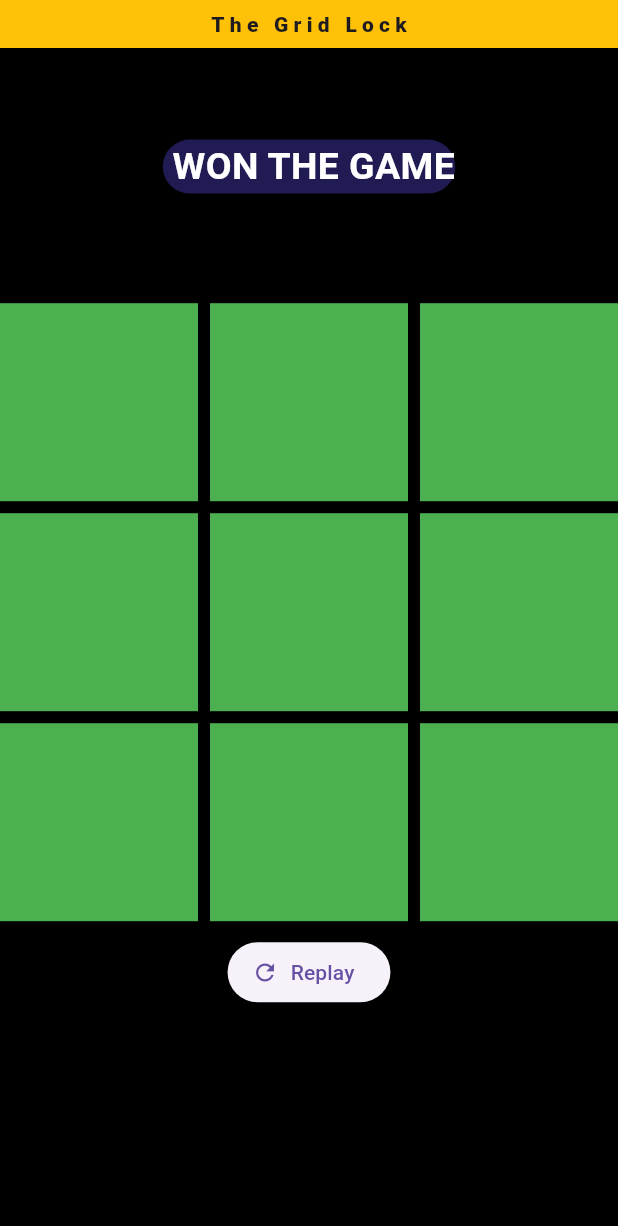
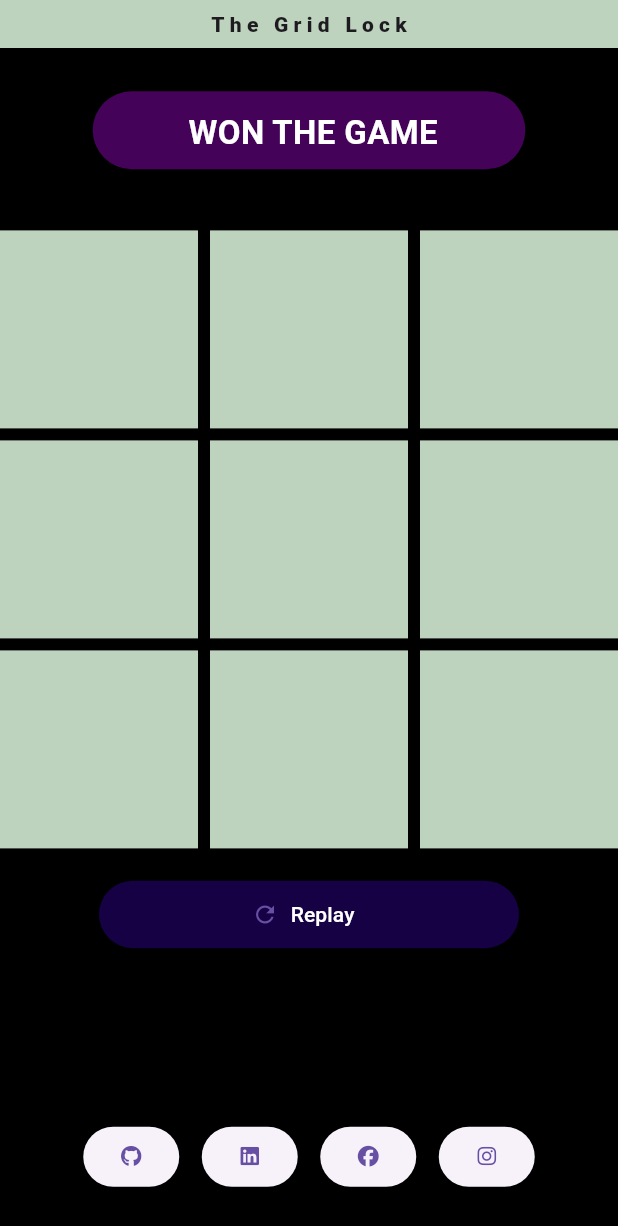
Before and after one commit to MdSohidUllahChowdhury/The-Gridlock, a Flutter app: the screen it shows after launch, on a phone screen of 412 x 824 dp. Shown: the top 1226 px of the screen. Run offline on Flutter 3.47's test engine with Material 3 defaults, Android fonts, the light colour scheme and no system bars; our stand-ins replace font_awesome_flutter.

Commit message:
New Update

```diff
--- /dev/null
+++ b/lib/grid_lock.dart
@@ -0,0 +1,170 @@
+import 'package:flutter/material.dart';
+import 'package:tictactoe/links.dart';
+
+class GridLock extends StatefulWidget {
+  const GridLock({super.key});
+
+  @override
+  State<GridLock> createState() => _GridLockState();
+}
+
+class _GridLockState extends State<GridLock> {
+
+  var grid = [
+    " ",
+    " ",
+    " ",
+    " ",
+    " ",
+    " ",
+    " ",
+    " ",
+    " ",
+  ];
+
+  var currentplayer = 'X';
+
+  void pxo(i) {
+    setState(() {
+      if (grid[i] == " ") {
+        grid[i] = currentplayer;
+
+        currentplayer = currentplayer == 'X' ? 'O' : 'X';
+      }
+      //!NOTE
+      //? if currentplayer is "X" ? then turn to "O"
+      //?  if currentplayer is "O" : "X"
+    });
+    findWinner(grid[i]);
+  }
+
+  void reset() {
+    setState(() {
+      winner = " ";
+      grid = [
+        " ",
+        " ",
+        " ",
+        " ",
+        " ",
+        " ",
+        " ",
+        " ",
+        " ",
+      ];
+    });
+  }
+
+  var winner = '';
+
+  bool checkMove(i1, i2, i3, sing) {
+    if (grid[i1] == sing && grid[i2] == sing && grid[i3] == sing) {
+      return true;
+    }
+    return false;
+  }
+
+  void findWinner(currentSing) {
+    if (checkMove(0, 1, 2, currentSing) ||
+            checkMove(3, 4, 5, currentSing) ||
+            checkMove(6, 7, 8, currentSing) || //ROW
+            checkMove(0, 3, 6, currentSing) ||
+            checkMove(1, 4, 7, currentSing) ||
+            checkMove(2, 5, 8, currentSing) || //Colomn
+            checkMove(0, 4, 8, currentSing) ||
+            checkMove(2, 4, 6, currentSing) //Digonal
+        ) {
+      setState(() {
+        winner = currentSing;
+      });
+    }
+  }
+
+  @override
+  Widget build(BuildContext context) {
+
+    final size = MediaQuery.sizeOf(context);
+    return Scaffold(
+      backgroundColor: Colors.black,
+      appBar: AppBar(
+        backgroundColor:const Color.fromARGB(255, 189, 211, 190),
+        toolbarHeight: 32,
+        title: const Text('The Grid Lock',
+          style: TextStyle(
+              fontSize: 14,
+              fontWeight: FontWeight.w900,
+              letterSpacing: 3.5
+              ),
+        ),
+        centerTitle: true,
+      ),
+
+      body: Column(
+        mainAxisAlignment: MainAxisAlignment.spaceEvenly,
+        children: [
+          if (winner != " ")
+            Container(
+              padding:const EdgeInsets.all(12),
+              height: 52,
+              width: size.width * .7,
+              decoration:const BoxDecoration(
+                color:  Color.fromARGB(255, 68, 2, 88),
+                borderRadius: BorderRadius.all(Radius.circular(26))
+              ),
+              child: Text('$winner WON THE GAME',
+                    style: const TextStyle(
+                      fontWeight: FontWeight.bold,
+                      fontSize: 22,
+                      color: Colors.white,
+                    ),
+                    textAlign: TextAlign.center)
+            ),
+          // ignore: sized_box_for_whitespace
+          Container(
+            height: size.height * .7,
+            child: Column(
+              children: [
+                GridView.builder(
+
+                    padding: const EdgeInsets.only(top: 12),
+                    shrinkWrap: true,
+                    gridDelegate:
+                        const SliverGridDelegateWithFixedCrossAxisCount(
+                      crossAxisCount: 3,
+                      crossAxisSpacing: 8,
+                      mainAxisSpacing: 8,
+                    ),
+                    itemCount: grid.length,
+                    itemBuilder: (context, index) => Material(
+                          color: const Color.fromARGB(255, 189, 211, 190),
+                          child: InkWell(
+                              splashColor: Colors.red,
+                              onTap: () => pxo(index),
+                              child: Center(
+                                child: Text(grid[index],
+                                style:const TextStyle(
+                                  fontSize: 30,
+                                  fontWeight: FontWeight.bold
+                                ),)
+                                )
+                                ),
+                        )),
+                const SizedBox(height: 20),
+
+                ElevatedButton.icon(
+
+                    onPressed: reset,
+                    style: ButtonStyle(
+                    minimumSize: MaterialStateProperty.all<Size>(const Size(280, 45)),
+                    backgroundColor: MaterialStateProperty.all<Color>(const Color.fromARGB(255, 21, 1, 68)),),
+                    icon: const Icon(Icons.refresh),
+                    label: const Text("Replay",style: TextStyle(color: Colors.white,)))
+              ],
+            ),
+          ),
+          const Mylinks(),
+        ],
+      ),
+    );
+  }
+}
--- /dev/null
+++ b/lib/links.dart
@@ -0,0 +1,53 @@
+import 'package:flutter/material.dart';
+import 'package:font_awesome_flutter/font_awesome_flutter.dart';
+import 'package:url_launcher/link.dart';
+
+class Mylinks extends StatelessWidget {
+  const Mylinks({super.key});
+
+  @override
+  Widget build(BuildContext context) {
+    return  Row(
+            mainAxisAlignment: MainAxisAlignment.center,
+            children: [
+              Link(
+                  uri: Uri.parse('https://github.com/MdSohidUllahChowdhury'),
+                  builder: (context, followLink) => ElevatedButton(
+                        onPressed: followLink,
+                        child: const Icon(
+                          FontAwesomeIcons.github,
+                          size: 14,
+                        ),
+                      )),const SizedBox(width: 15,),
+              Link(
+                  uri: Uri.parse(
+                      'https://www.linkedin.com/in/sohid-chowdhury/'),
+                  builder: (context, followLink) => ElevatedButton(
+                        onPressed: followLink,
+                        child: const Icon(
+                          FontAwesomeIcons.linkedin,
+                          size: 14,
+                        ),
+                      )),const SizedBox(width: 15,),
+              Link(
+                  uri: Uri.parse('https://www.facebook.com/shakilchowdhury19'),
+                  builder: (context, followLink) => ElevatedButton(
+                        onPressed: followLink,
+                        child: const Icon(
+                          FontAwesomeIcons.facebook,
+                          size: 14,
+                        ),
+                      )),const SizedBox(width: 15,),
+              Link(
+                  uri: Uri.parse('https://www.instagram.com/shakil_chowdhury19'),
+                  builder: (context, followLink) => ElevatedButton(
+                        onPressed: followLink,
+                        child: const Icon(
+                          FontAwesomeIcons.instagram,
+                          size: 14,
+                        ),
+                      )),
+            ],
+          );
+  }
+}
--- a/lib/loka.dart
+++ /dev/null
@@ -1,136 +0,0 @@
-import 'package:flutter/material.dart';
-
-class Loka extends StatefulWidget {
-  const Loka({super.key});
-
-  @override
-  State<Loka> createState() => _LokaState();
-}
-
-class _LokaState extends State<Loka> {
-
-var grid = [
-  " ", " ", " ",
-  " ", " ", " ",
-  " ", " ", " ",
-];
-
-var currentplayer = 'X';
-
-void pxo(i){
-  setState(() {
-
-    if(grid[i] == " "){
-      grid[i] = currentplayer;
-
-    currentplayer = currentplayer == 'X' ? 'O' : 'X';
-    }
-    //!NOTE
-     //? if currentplayer is "X" ? then turn to "O"
-    //?  if currentplayer is "O" : "X"
-  });
-  findWinner(grid[i]);
-}
-
-void reset (){
-  setState(() {
-    winner = " ";
-    grid = [
-  " ", " ", " ",
-  " ", " ", " ",
-  " ", " ", " ",
-];
-  });
-}
-var winner = '';
-
-bool checkMove(i1,i2,i3,sing){
-if(grid[i1]==sing && grid[i2]== sing && grid[i3]== sing){
-  return true;
-}
-return false;
-}
-
-void findWinner(currentSing){
-
-if(
-  checkMove(0, 1, 2, currentSing) || checkMove(3, 4, 5, currentSing) || checkMove(6, 7, 8, currentSing)|| //ROW
-  checkMove(0, 3, 6, currentSing) || checkMove(1, 4, 7, currentSing) || checkMove(2, 5, 8, currentSing) || //Colomn
-  checkMove(0, 4, 8, currentSing) || checkMove(2, 4, 6, currentSing) //Digonal
-) {
-setState(() {
-  winner = currentSing;
-});
-}
-
-}
-
-  @override
-  Widget build(BuildContext context) {
-    final size = MediaQuery.sizeOf(context);
-    return Scaffold(
-      backgroundColor: Colors.black,
-      appBar: AppBar(
-        backgroundColor: Colors.amber,
-        toolbarHeight: 32,
-        title: const Text(
-          'The Grid Lock',
-          style: TextStyle(
-              fontSize: 14,
-              fontWeight: FontWeight.w900,
-              letterSpacing: 3.5),),
-        centerTitle: true,
-      ),
-      body: Column(
-        mainAxisAlignment: MainAxisAlignment.spaceEvenly,
-        children: [
-          if (winner != " ")
-            Card(
-                color:const Color.fromARGB(201, 41, 34, 105),
-                //margin:const EdgeInsets.all(50),
-                elevation: 3,
-                shape:const RoundedRectangleBorder(
-                    borderRadius: BorderRadius.all(Radius.elliptical(20, 20))),
-                child: Text(
-                  '$winner WON THE GAME',
-                  style:const TextStyle(
-                      fontWeight: FontWeight.bold,
-                      fontSize: 25,
-                      color: Colors.white,
-                    ),
-                    textAlign: TextAlign.center
-                )),
-          // ignore: sized_box_for_whitespace
-          Container(
-            height: size.height * .7,
-            child: Column(
-              children: [
-                GridView.builder(
-                    padding:const EdgeInsets.only(top: 12),
-                    shrinkWrap: true,
-                    gridDelegate:const SliverGridDelegateWithFixedCrossAxisCount(
-                      crossAxisCount: 3,
-                      crossAxisSpacing: 8,
-                      mainAxisSpacing: 8,
-                    ),
-                    itemCount: grid.length,
-                    itemBuilder: (context, index) => Material(
-                          color: Colors.green,
-                          child: InkWell(
-                              splashColor: Colors.red,
-                              onTap: () => pxo(index),
-                              child: Center(child: Text(grid[index]))),
-                        )),
-              const SizedBox(height: 10,),
-              ElevatedButton.icon(
-              onPressed: reset,
-              icon:const Icon(Icons.refresh),
-              label: const Text("Replay"))
-              ],
-            ),
-          ),
-        ],
-      ),
-    );
-  }
-}
--- a/lib/main.dart
+++ b/lib/main.dart
@@ -1,5 +1,5 @@
 import 'package:flutter/material.dart';
-import 'package:tictactoe/loka.dart';
+import 'package:tictactoe/grid_lock.dart';
 
 void main() {
   runApp(const MyApp());
@@ -12,7 +12,7 @@ class MyApp extends StatelessWidget {
   Widget build(BuildContext context) {
     return const MaterialApp(
       debugShowCheckedModeBanner: false,
-      home: Loka(),
+      home: GridLock(),
     );
   }
 }
--- a/pubspec.yaml
+++ b/pubspec.yaml
@@ -35,6 +35,8 @@ dependencies:
   # The following adds the Cupertino Icons font to your application.
   # Use with the CupertinoIcons class for iOS style icons.
   cupertino_icons: ^1.0.2
+  url_launcher: ^6.2.6
+  font_awesome_flutter: ^10.7.0
 
 dev_dependencies:
   flutter_test:
```
Also changed, not shown: pubspec.lock, 5 other files.
